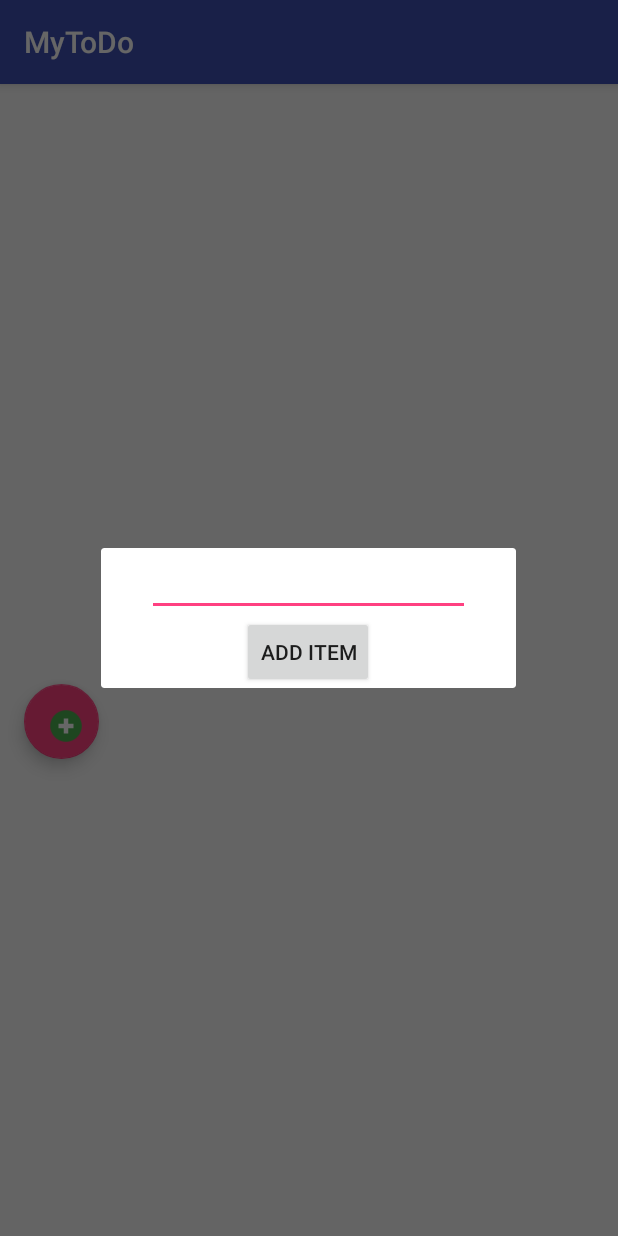
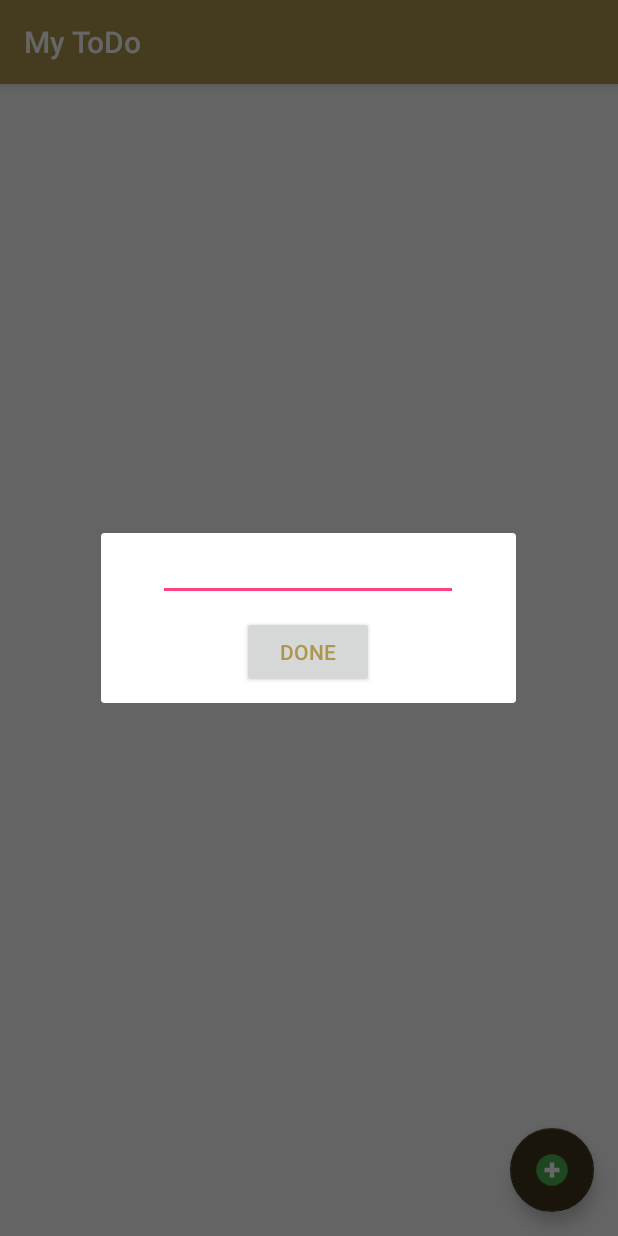
Before and after one commit to sethipinkesh/MyToDo, an Android app: the screen it shows after launch (ToDoListActivity), after a tap on an icon or button, on a phone screen of 412 x 824 dp. Run offline under Robolectric (Android 15) with nearby library versions, the phone set to English and light mode, and no system bars.

Commit message:
UI fine tune and Custom adapter. Icon and GIf

```diff
--- a/app/src/main/java/mytodoapp/codepath/com/mytodo/EditItemDialogFragment.java
+++ b/app/src/main/java/mytodoapp/codepath/com/mytodo/EditItemDialogFragment.java
@@ -62,7 +62,11 @@ public class EditItemDialogFragment extends DialogFragment implements View.OnCli
         inputItemEditText = (EditText) view.findViewById(R.id.editText);
         view.findViewById(R.id.button).setOnClickListener(this);
         inputItemEditText.setText(getArguments().getString("item_key"));
-        getDialog().setTitle("Edit item");
+        if(getArguments().getString("item_key").isEmpty()) {
+            getDialog().setTitle("Add item");
+        }else{
+            getDialog().setTitle("Edit item");
+        }
         inputItemEditText.requestFocus();
         getDialog().getWindow().setSoftInputMode(WindowManager.LayoutParams.SOFT_INPUT_STATE_VISIBLE);
     }
--- /dev/null
+++ b/app/src/main/java/mytodoapp/codepath/com/mytodo/ItemArrayAdapter.java
@@ -0,0 +1,40 @@
+package mytodoapp.codepath.com.mytodo;
+
+import android.content.Context;
+import android.support.annotation.NonNull;
+import android.support.annotation.Nullable;
+import android.view.LayoutInflater;
+import android.view.View;
+import android.view.ViewGroup;
+import android.widget.ArrayAdapter;
+import android.widget.TextView;
+
+import java.util.ArrayList;
+
+/**
+ * Created by psethi2 on 9/2/17.
+ */
+
+public class ItemArrayAdapter extends ArrayAdapter<String> {
+
+    public ItemArrayAdapter(Context context, ArrayList<String> toDoItems){
+        super(context, 0, toDoItems);
+    }
+
+    @NonNull
+    @Override
+    public View getView(int position, @Nullable View convertView, @NonNull ViewGroup parent) {
+
+        if(convertView == null){
+            convertView = LayoutInflater.from(getContext()).inflate(R.layout.toitem_list_item, parent, false);
+        }
+
+        TextView itemName = (TextView) convertView.findViewById(R.id.listItemLabel);
+        TextView itemDate = (TextView) convertView.findViewById(R.id.listItemLDate);
+
+        itemName.setText(getItem(position));
+//        itemDate.setText(""+toDoItem.getDueDate());
+
+        return convertView;
+    }
+}
--- a/app/src/main/java/mytodoapp/codepath/com/mytodo/ToDoListActivity.java
+++ b/app/src/main/java/mytodoapp/codepath/com/mytodo/ToDoListActivity.java
@@ -25,7 +25,7 @@ public class ToDoListActivity extends AppCompatActivity implements EditItemDialo
         todoListView = (ListView) findViewById(R.id.todolist);
         toDoItemList = Utils.getItemsListFromFile(getFilesDir());
         findViewById(R.id.addButton).setOnClickListener(this);
-        toDoListAdaper = new ArrayAdapter<String>(this, android.R.layout.simple_list_item_1, toDoItemList);
+        toDoListAdaper = new ItemArrayAdapter(this,toDoItemList);
         todoListView.setAdapter(toDoListAdaper);
         todoListView.setOnItemLongClickListener(new AdapterView.OnItemLongClickListener(){
             @Override
@@ -33,7 +33,7 @@ public class ToDoListActivity extends AppCompatActivity implements EditItemDialo
                 toDoItemList.remove(position);
                 Utils.writeItemToFile(getFilesDir(), toDoItemList);
                 toDoListAdaper.notifyDataSetChanged();
-                return false;
+                return true;
             }
         });
 
--- a/app/src/main/res/layout/activity_main.xml
+++ b/app/src/main/res/layout/activity_main.xml
@@ -1,25 +1,26 @@
 <?xml version="1.0" encoding="utf-8"?>
-<LinearLayout xmlns:android="http://schemas.android.com/apk/res/android"
+<android.support.design.widget.CoordinatorLayout
+    android:id="@+id/main_content"
+    xmlns:android="http://schemas.android.com/apk/res/android"
     xmlns:app="http://schemas.android.com/apk/res-auto"
-    xmlns:tools="http://schemas.android.com/tools"
     android:layout_width="match_parent"
-    android:layout_height="match_parent"
-    android:orientation="vertical"
+    android:layout_height="match_parent">
     tools:context="mytodoapp.codepath.com.mytodo.ToDoListActivity">
 
     <ListView
         android:id="@+id/todolist"
-        android:layout_width="355dp"
-        android:layout_height="384dp"
-        tools:layout_editor_absoluteX="20dp"
-        tools:layout_editor_absoluteY="16dp" />
+        android:layout_width="match_parent"
+        android:layout_height="match_parent" />
 
     <android.support.design.widget.FloatingActionButton
         android:id="@+id/addButton"
-        android:layout_width="50dp"
-        android:layout_height="50dp"
-        android:layout_gravity="bottom"
+        android:layout_width="wrap_content"
+        android:layout_height="wrap_content"
+        android:layout_gravity="bottom|right"
         android:layout_margin="16dp"
-        android:clickable="true"
-        android:src="@drawable/ic_plus" />
-</LinearLayout>
+        android:src="@drawable/ic_plus"
+        app:backgroundTint="@color/colorPrimaryDark"
+        app:layout_anchor="@id/todolist"
+        app:layout_anchorGravity="bottom|right|end" />
+
+</android.support.design.widget.CoordinatorLayout>
--- a/app/src/main/res/layout/edititem_dialog_fragment.xml
+++ b/app/src/main/res/layout/edititem_dialog_fragment.xml
@@ -10,15 +10,20 @@
 
     <EditText
         android:id="@+id/editText"
-        android:layout_width="215dp"
+        android:layout_width="200dp"
         android:layout_height="wrap_content"
-        android:inputType="textPersonName"
+        android:layout_marginLeft="0dp"
+        android:maxLines="1"
         android:text="" />
 
     <Button
         android:id="@+id/button"
+        style="@style/Base.TextAppearance.AppCompat.Widget.Button.Borderless.Colored"
+        android:textColor="@color/colorPrimary"
         android:layout_width="wrap_content"
         android:layout_height="wrap_content"
-        android:text="Add Item" />
+        android:layout_marginTop="10dp"
+        android:layout_marginBottom="10dp"
+        android:text="Done" />
 
 </LinearLayout>
--- a/app/src/main/res/values/colors.xml
+++ b/app/src/main/res/values/colors.xml
@@ -1,6 +1,6 @@
 <?xml version="1.0" encoding="utf-8"?>
 <resources>
-    <color name="colorPrimary">#3F51B5</color>
-    <color name="colorPrimaryDark">#303F9F</color>
+    <color name="colorPrimary">#ac954f</color>
+    <color name="colorPrimaryDark">#3e3518</color>
     <color name="colorAccent">#FF4081</color>
 </resources>
--- a/app/src/main/res/values/strings.xml
+++ b/app/src/main/res/values/strings.xml
@@ -1,3 +1,3 @@
 <resources>
-    <string name="app_name">MyToDo</string>
+    <string name="app_name">My ToDo</string>
 </resources>
```
Also changed, not shown: app/src/main/java/mytodoapp/codepath/com/mytodo/ToDoItem.java (added, +33 -0 lines), app/src/main/res/layout/toitem_list_item.xml (added, +30 -0 lines), app/src/main/res/mipmap-hdpi/ic_launcher.png, app/src/main/res/mipmap-hdpi/ic_launcher_round.png, app/src/main/res/mipmap-mdpi/ic_launcher.png, app/src/main/res/mipmap-mdpi/ic_launcher_round.png, app/src/main/res/mipmap-xhdpi/ic_launcher.png, app/src/main/res/mipmap-xhdpi/ic_launcher_round.png, app/src/main/res/mipmap-xxhdpi/ic_launcher.png, app/src/main/res/mipmap-xxhdpi/ic_launcher_round.png, app/src/main/res/mipmap-xxxhdpi/ic_launcher.png, app/src/main/res/mipmap-xxxhdpi/ic_launcher_round.png, 1 other file.
